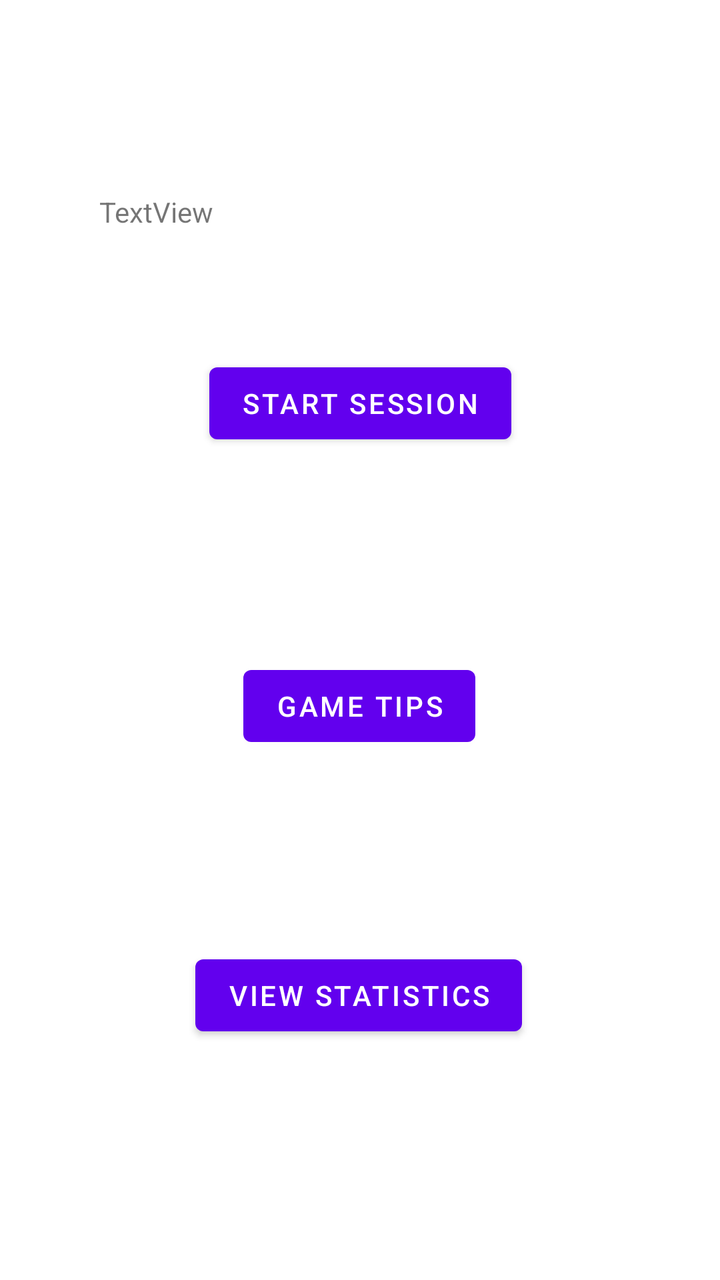
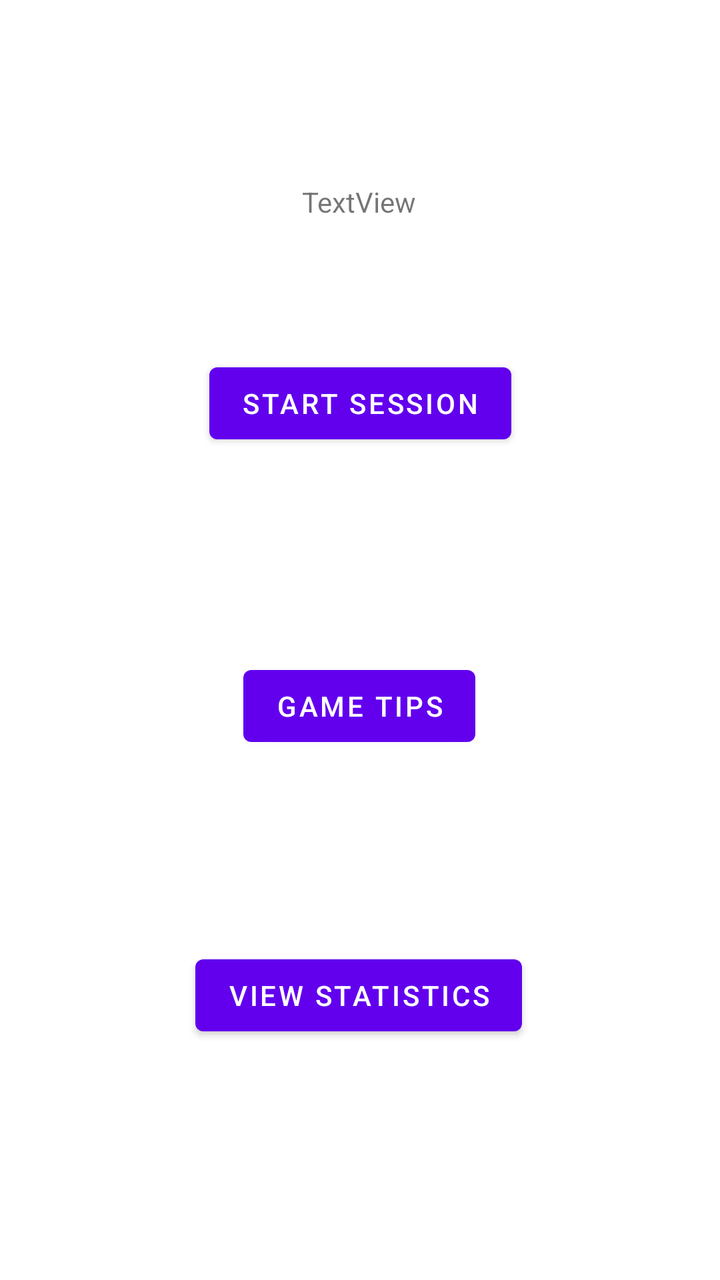

Compare the two renders of this Android layout. The source of the first and the diff that turns it into the second are given below.
<!-- AndroidManifest.xml: application theme Theme.GamblingBadger -->
<!-- res/layout/fragment_home.xml -->
<?xml version="1.0" encoding="utf-8"?>
<androidx.constraintlayout.widget.ConstraintLayout xmlns:android="http://schemas.android.com/apk/res/android"
    xmlns:app="http://schemas.android.com/apk/res-auto"
    xmlns:tools="http://schemas.android.com/tools"
    android:layout_width="match_parent"
    android:layout_height="match_parent"
    tools:context=".HomeFragment">

    <TextView
        android:id="@+id/homeFrag_textview_text"
        android:layout_width="wrap_content"
        android:layout_height="wrap_content"
        android:text="@string/text_view"
        app:layout_constraintBottom_toBottomOf="parent"
        app:layout_constraintEnd_toEndOf="parent"
        app:layout_constraintHorizontal_bias="0.164"
        app:layout_constraintStart_toStartOf="parent"
        app:layout_constraintTop_toTopOf="parent"
        app:layout_constraintVertical_bias="0.155" />

    <Button
        android:id="@+id/homeFrag_button_gameTips"
        android:layout_width="wrap_content"
        android:layout_height="wrap_content"
        android:text="@string/casinoSessionFrag_button_gameTips_label"
        app:layout_constraintBottom_toTopOf="@+id/homeFrag_button_statistics"
        app:layout_constraintEnd_toEndOf="parent"
        app:layout_constraintHorizontal_bias="0.498"
        app:layout_constraintStart_toStartOf="parent"
        app:layout_constraintTop_toBottomOf="@+id/homeFrag_button_startSession"
        app:layout_constraintVertical_bias="0.517" />

    <Button
        android:id="@+id/homeFrag_button_startSession"
        android:layout_width="wrap_content"
        android:layout_height="wrap_content"
        android:text="@string/homeFrag_button_startSession_label"
        app:layout_constraintBottom_toBottomOf="parent"
        app:layout_constraintEnd_toEndOf="parent"
        app:layout_constraintStart_toStartOf="parent"
        app:layout_constraintTop_toTopOf="parent"
        app:layout_constraintVertical_bias="0.3" />

    <Button
        android:id="@+id/homeFrag_button_statistics"
        android:layout_width="wrap_content"
        android:layout_height="wrap_content"
        android:text="@string/homeFrag_button_statistics_label"
        app:layout_constraintBottom_toBottomOf="parent"
        app:layout_constraintEnd_toEndOf="parent"
        app:layout_constraintHorizontal_bias="0.497"
        app:layout_constraintStart_toStartOf="parent"
        app:layout_constraintTop_toTopOf="parent"
        app:layout_constraintVertical_bias="0.8" />

</androidx.constraintlayout.widget.ConstraintLayout>
<!-- resources referenced by this layout -->
<resources>
  <string name="casinoSessionFrag_button_gameTips_label">@string/gameTips_label</string>
  <string name="homeFrag_button_startSession_label">@string/startSession_label</string>
  <string name="homeFrag_button_statistics_label">@string/statistics_label</string>
  <string name="text_view">TextView</string>
  <style name="Theme.GamblingBadger" parent="Theme.MaterialComponents.DayNight.DarkActionBar">
          
          <item name="colorPrimary">@color/purple_500</item>
          <item name="colorPrimaryVariant">@color/purple_700</item>
          <item name="colorOnPrimary">@color/white</item>
          
          <item name="colorSecondary">@color/teal_200</item>
          <item name="colorSecondaryVariant">@color/teal_700</item>
          <item name="colorOnSecondary">@color/black</item>
          
          <item name="android:statusBarColor" tools:targetApi="l">?attr/colorPrimaryVariant</item>
          
      </style>
  <color name="purple_500">#FF6200EE</color>
  <color name="purple_700">#FF3700B3</color>
  <color name="white">#FFFFFFFF</color>
  <color name="teal_200">#FF03DAC5</color>
  <color name="teal_700">#FF018786</color>
  <color name="black">#FF000000</color>
</resources>

<!-- the commit's change to res/layout/fragment_home.xml (unified diff, before → after) -->
@@ -13,10 +13,10 @@
         android:text="@string/text_view"
         app:layout_constraintBottom_toBottomOf="parent"
         app:layout_constraintEnd_toEndOf="parent"
-        app:layout_constraintHorizontal_bias="0.164"
+        app:layout_constraintHorizontal_bias="0.498"
         app:layout_constraintStart_toStartOf="parent"
         app:layout_constraintTop_toTopOf="parent"
-        app:layout_constraintVertical_bias="0.155" />
+        app:layout_constraintVertical_bias="0.147" />
 
     <Button
         android:id="@+id/homeFrag_button_gameTips"
